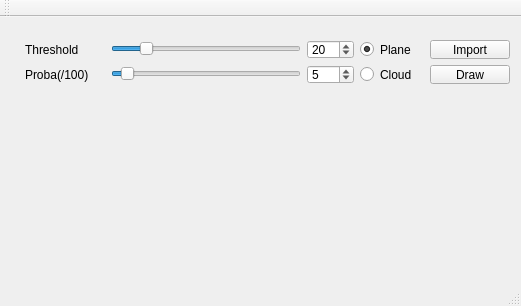
colasclaudet/PFE_PCL, file mainwindow.ui: the form before one commit.
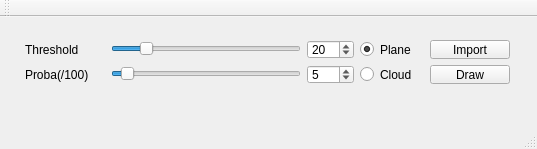
The form after the commit.

What changed in the file:
```diff
--- a/mainwindow.ui
+++ b/mainwindow.ui
@@ -6,8 +6,8 @@
    <rect>
     <x>0</x>
     <y>0</y>
-    <width>521</width>
-    <height>306</height>
+    <width>537</width>
+    <height>149</height>
    </rect>
   </property>
   <property name="windowTitle">
```
Left out of the diff: 4 changed lines with no effect on the pictures.
